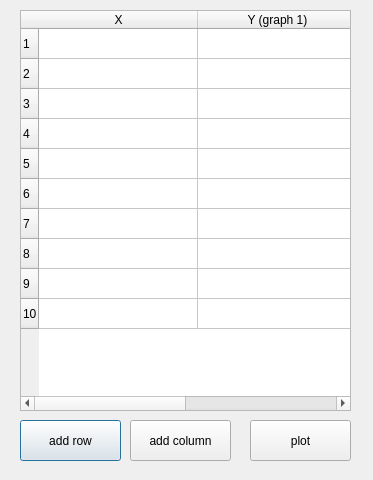
First picture: the form in worksheet_dialog.ui, repository Meliani-Mehdi/Graphite_QT, before the edit.
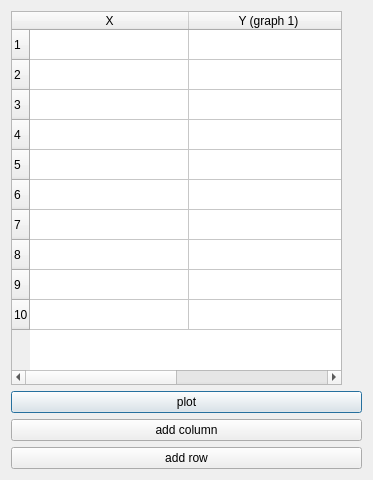
Second picture: the form after the edit.

Commit message: still trying to fix nworksheet isuues

The edit to the form file:
```diff
--- a/worksheet_dialog.ui
+++ b/worksheet_dialog.ui
@@ -18,41 +18,9 @@
     color: black;
 }</string>
   </property>
-  <widget class="QPushButton" name="addwork">
-   <property name="geometry">
-    <rect>
-     <x>20</x>
-     <y>420</y>
-     <width>101</width>
-     <height>41</height>
-    </rect>
-   </property>
-   <property name="text">
-    <string>add row</string>
-   </property>
-  </widget>
-  <widget class="QPushButton" name="plotwork">
-   <property name="geometry">
-    <rect>
-     <x>250</x>
-     <y>420</y>
-     <width>101</width>
-     <height>41</height>
-    </rect>
-   </property>
-   <property name="text">
-    <string>plot</string>
-   </property>
-  </widget>
+  <layout class="QVBoxLayout" name="verticalLayout_2">
+   <item>
   <widget class="QTableWidget" name="tableWidget">
-   <property name="geometry">
-    <rect>
-     <x>20</x>
-     <y>10</y>
-     <width>331</width>
-     <height>401</height>
-    </rect>
-   </property>
    <property name="sizePolicy">
     <sizepolicy hsizetype="Expanding" vsizetype="Expanding">
      <horstretch>0</horstretch>
@@ -65,6 +33,9 @@
      <height>16777215</height>
     </size>
    </property>
+     <property name="sizeAdjustPolicy">
+      <enum>QAbstractScrollArea::AdjustToContents</enum>
+     </property>
    <property name="rowCount">
     <number>10</number>
    </property>
@@ -128,19 +99,32 @@
     </property>
    </item>
   </widget>
+   </item>
+   <item>
+    <layout class="QVBoxLayout" name="verticalLayout"/>
+   </item>
+   <item>
+    <widget class="QPushButton" name="plotwork">
+     <property name="text">
+      <string>plot</string>
+     </property>
+    </widget>
+   </item>
+   <item>
   <widget class="QPushButton" name="addwork_2">
-   <property name="geometry">
-    <rect>
-     <x>130</x>
-     <y>420</y>
-     <width>101</width>
-     <height>41</height>
-    </rect>
-   </property>
    <property name="text">
     <string>add column</string>
    </property>
   </widget>
+   </item>
+   <item>
+    <widget class="QPushButton" name="addwork">
+     <property name="text">
+      <string>add row</string>
+     </property>
+    </widget>
+   </item>
+  </layout>
  </widget>
  <resources/>
  <connections/>
```
Lines whose indentation alone changed are shown as unchanged. The commit also changes 2 other files.
